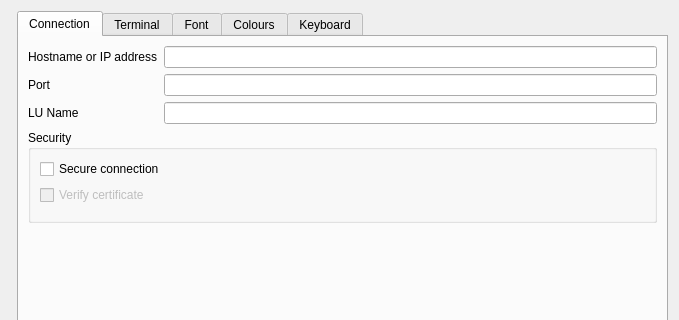
The window that src/Preferences/PreferencesDialog.ui (HobbitHacker/Q3270) describes before a commit, drawn with Qt 5; both pictures show x 0 to 679 and y 0 to 320 of the 679 by 549 pixel window.
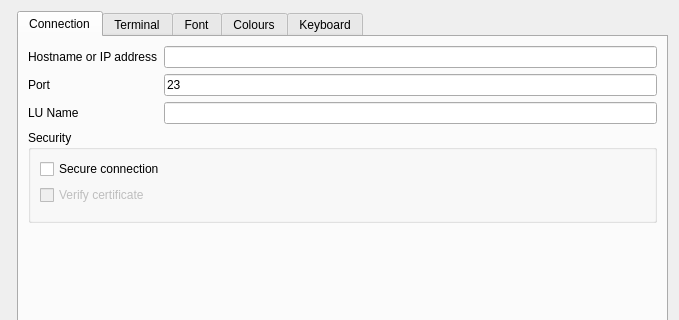
The same window after the commit. The open tabs and pages were chosen to show the change. Custom widgets are drawn as their Qt base class.

Commit message:
Set default port and host address
Set the default port to 23, and only return an address from
HostAddressUtils when the host has a hostname.

```diff
--- a/src/Preferences/PreferencesDialog.ui
+++ b/src/Preferences/PreferencesDialog.ui
@@ -74,6 +74,9 @@
            <verstretch>0</verstretch>
           </sizepolicy>
          </property>
+         <property name="text">
+          <string>23</string>
+         </property>
         </widget>
        </item>
        <item row="0" column="0">
```
Left out of the diff: 2 changed lines with no effect on the pictures. The commit also changes 2 other files.
